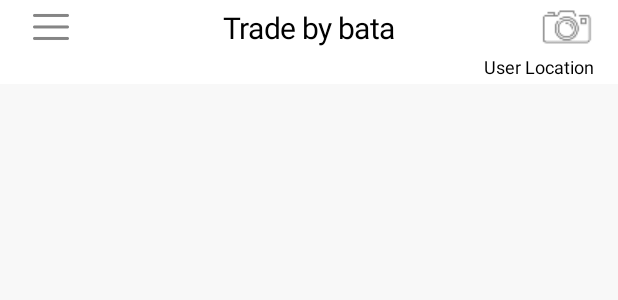
After one commit to MiseikoDenis/OnlineShop, an Android app: the layout navigation_bar.xml on its own in the app's theme, with its tools: preview values and no code run, on a phone screen of 412 x 824 dp. The commit adds this screen. Shown: the top 300 px of the screen. Run offline under Robolectric (Android 15) with nearby library versions, the light colour scheme and no system bars.

Commit message:
Главный экран

```diff
--- /dev/null
+++ b/app/src/main/res/layout/navigation_bar.xml
@@ -0,0 +1,51 @@
+<?xml version="1.0" encoding="utf-8"?>
+<androidx.constraintlayout.widget.ConstraintLayout xmlns:android="http://schemas.android.com/apk/res/android"
+    xmlns:app="http://schemas.android.com/apk/res-auto"
+    xmlns:tools="http://schemas.android.com/tools"
+    android:id="@+id/navigation_bar_container"
+    android:layout_width="match_parent"
+    android:layout_height="?attr/actionBarSize"
+    android:background="@color/white">
+
+    <ImageView
+        android:id="@+id/user_photo"
+        android:layout_width="36dp"
+        android:layout_height="36dp"
+        android:layout_marginEnd="16dp"
+        android:src="@drawable/ic_placeholder"
+        app:layout_constraintBottom_toBottomOf="@+id/menu_button"
+        app:layout_constraintEnd_toEndOf="parent"
+        app:layout_constraintTop_toTopOf="@+id/menu_button" />
+
+    <TextView
+        android:id="@+id/user_location"
+        android:layout_width="wrap_content"
+        android:layout_height="wrap_content"
+        android:text="User Location"
+        android:textColor="@color/black"
+        android:textSize="12sp"
+        app:layout_constraintEnd_toEndOf="@+id/user_photo"
+        app:layout_constraintTop_toBottomOf="@+id/user_photo" />
+
+    <TextView
+        android:id="@+id/title"
+        style="@style/navigation_title"
+        android:layout_width="wrap_content"
+        android:layout_height="wrap_content"
+        android:text="@string/trade_by_bata"
+        app:layout_constraintEnd_toStartOf="@+id/user_photo"
+        app:layout_constraintStart_toEndOf="@+id/menu_button"
+        app:layout_constraintTop_toTopOf="@+id/menu_button"
+        app:layout_constraintBottom_toBottomOf="@+id/menu_button"/>
+
+    <ImageButton
+        android:id="@+id/menu_button"
+        android:layout_width="36dp"
+        android:layout_height="36dp"
+        android:layout_marginStart="16dp"
+        android:background="?attr/selectableItemBackgroundBorderless"
+        android:src="@drawable/ic_menu"
+        app:layout_constraintStart_toStartOf="parent"
+        app:layout_constraintTop_toTopOf="parent" />
+
+</androidx.constraintlayout.widget.ConstraintLayout>
--- a/app/src/main/res/values/strings.xml
+++ b/app/src/main/res/values/strings.xml
@@ -28,4 +28,5 @@
     <string name="restore_purchase">Restore purchase</string>
     <string name="help">Help</string>
     <string name="log_out">Log out</string>
+    <string name="trade_by_bata">Trade by bata</string>
 </resources>
--- a/app/src/main/res/values/themes.xml
+++ b/app/src/main/res/values/themes.xml
@@ -59,6 +59,13 @@
         <item name="android:gravity">center</item>
     </style>
 
+    <style name="navigation_title">
+        <item name="android:textSize">20sp</item>
+        <item name="android:letterSpacing">-0.02</item>
+        <item name="android:textColor">#000000</item>
+<!--        <item name="android:fontFamily">@font/montserrat</item>-->
+    </style>
+
     <style name="button">
         <item name="android:textAllCaps">false</item>
         <item name="android:background">@drawable/rounded_button</item>
```
Also changed, not shown: app/src/main/res/drawable-hdpi/ic_menu.png (added), app/src/main/res/drawable-mdpi/ic_menu.png (added), app/src/main/res/drawable-xhdpi/ic_menu.png (added), app/src/main/res/drawable-xxhdpi/ic_menu.png (added), app/src/main/res/drawable-xxxhdpi/ic_menu.png (added).
